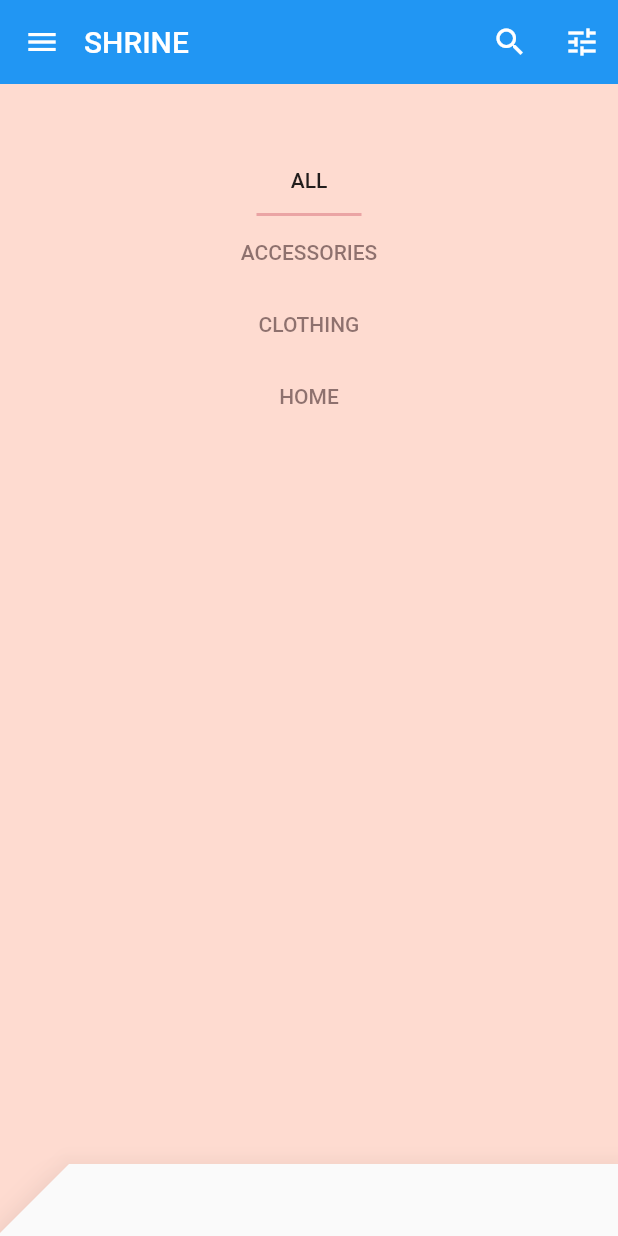
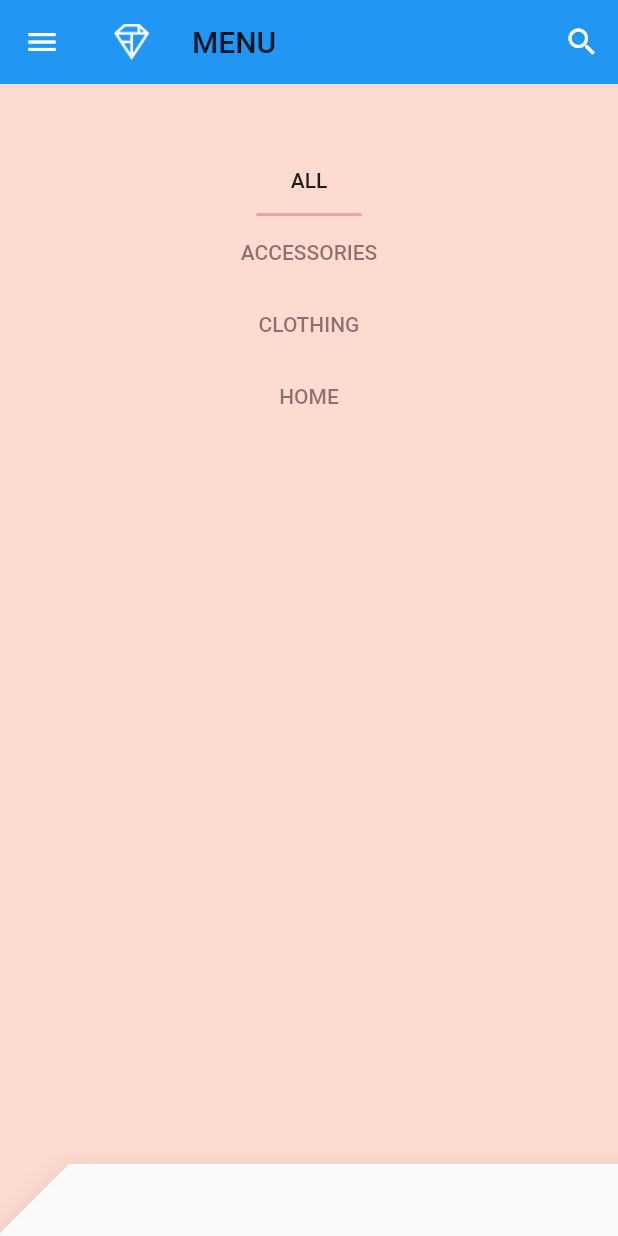
Before and after one commit to bechahedfiras/MDC-101-Flutter, a Flutter app: the screen it shows after launch, after a tap on the "menu" icon, on a phone screen of 412 x 824 dp. Run offline on Flutter 3.47's test engine with Material 2 defaults, Android fonts, the phone set to English and light mode, and no system bars.

Commit message:
added a branded icon

```diff
--- a/lib/backdrop.dart
+++ b/lib/backdrop.dart
@@ -2,7 +2,7 @@ import 'package:flutter/material.dart';
 import 'package:meta/meta.dart';
 
 import 'model/product.dart';
-
+import 'login.dart';
 // TODO: Add velocity constant (104)
 const double _kFlingVelocity = 2.0;
 class Backdrop extends StatefulWidget {
@@ -65,6 +65,87 @@ class _FrontLayer extends StatelessWidget {
   }
 }
 // TODO: Add _BackdropTitle class (104)
+class _BackdropTitle extends AnimatedWidget {
+  final void Function() onPress;
+  final Widget frontTitle;
+  final Widget backTitle;
+
+  const _BackdropTitle({
+    Key? key,
+    required Animation<double> listenable,
+    required this.onPress,
+    required this.frontTitle,
+    required this.backTitle,
+  }) : _listenable = listenable,
+        super(key: key, listenable: listenable);
+
+  final Animation<double> _listenable;
+
+  @override
+  Widget build(BuildContext context) {
+    final Animation<double> animation = _listenable;
+
+    return DefaultTextStyle(
+      style: Theme.of(context).textTheme.headline6!,
+      softWrap: false,
+      overflow: TextOverflow.ellipsis,
+      child: Row(children: <Widget>[
+        // branded icon
+        SizedBox(
+          width: 72.0,
+          child: IconButton(
+            padding: const EdgeInsets.only(right: 8.0),
+            onPressed: this.onPress,
+            icon: Stack(children: <Widget>[
+              Opacity(
+                opacity: animation.value,
+                child: const ImageIcon(AssetImage('assets/slanted_menu.png')),
+              ),
+              FractionalTranslation(
+                translation: Tween<Offset>(
+                  begin: Offset.zero,
+                  end: const Offset(1.0, 0.0),
+                ).evaluate(animation),
+                child: const ImageIcon(AssetImage('assets/diamond.png')),
+              )]),
+          ),
+        ),
+        // Here, we do a custom cross fade between backTitle and frontTitle.
+        // This makes a smooth animation between the two texts.
+        Stack(
+          children: <Widget>[
+            Opacity(
+              opacity: CurvedAnimation(
+                parent: ReverseAnimation(animation),
+                curve: const Interval(0.5, 1.0),
+              ).value,
+              child: FractionalTranslation(
+                translation: Tween<Offset>(
+                  begin: Offset.zero,
+                  end: const Offset(0.5, 0.0),
+                ).evaluate(animation),
+                child: backTitle,
+              ),
+            ),
+            Opacity(
+              opacity: CurvedAnimation(
+                parent: animation,
+                curve: const Interval(0.5, 1.0),
+              ).value,
+              child: FractionalTranslation(
+                translation: Tween<Offset>(
+                  begin: const Offset(-0.25, 0.0),
+                  end: Offset.zero,
+                ).evaluate(animation),
+                child: frontTitle,
+              ),
+            ),
+          ],
+        )
+      ]),
+    );
+  }
+}
 // TODO: Add _BackdropState class (104)
 // TODO: Add _BackdropState class (104)
 class _BackdropState extends State<Backdrop>
@@ -162,28 +243,30 @@ class _BackdropState extends State<Backdrop>
       ),
       // TODO: Remove leading property (104)
       // TODO: Create title with _BackdropTitle parameter (104)
+      title: _BackdropTitle(
+        listenable: _controller.view,
+        onPress: _toggleBackdropLayerVisibility,
+        frontTitle: widget.frontTitle,
+        backTitle: widget.backTitle,
+      ),
 
-      title: Text('SHRINE'),
       actions: <Widget>[
         // TODO: Add shortcut to login screen from trailing icons (104)
         IconButton(
-          icon: Icon(
+          icon: const Icon(
             Icons.search,
-            semanticLabel: 'search',
+            semanticLabel: 'login', // New code
           ),
           onPressed: () {
             // TODO: Add open login (104)
+            Navigator.push(
+              context,
+              MaterialPageRoute(
+                  builder: (BuildContext context) => LoginPage()),
+            );
           },
         ),
-        IconButton(
-          icon: Icon(
-            Icons.tune,
-            semanticLabel: 'filter',
-          ),
-          onPressed: () {
-            // TODO: Add open login (104)
-          },
-        ),
+
       ],
       backwardsCompatibility: false,
     );
--- a/pubspec.yaml
+++ b/pubspec.yaml
@@ -29,6 +29,8 @@ flutter:
   assets:
     - assets/diamond.png
     # TODO: Add slanted menu asset (104)
+    - assets/slanted_menu.png
+    - packages/shrine_images/0-0.jpg
     - packages/shrine_images/0-0.jpg
     - packages/shrine_images/1-0.jpg
     - packages/shrine_images/2-0.jpg
```
